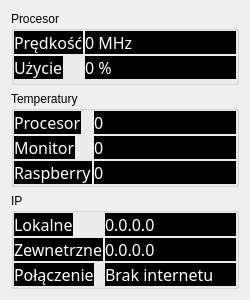
Before: the Qt Designer form ui/statystyki.ui in wiacekmarcin/js, drawn with Qt 5.
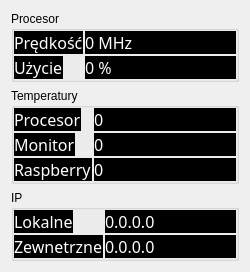
After: the same form once the commit is applied.

```diff
--- a/ui/statystyki.ui
+++ b/ui/statystyki.ui
@@ -7,7 +7,7 @@
     <x>0</x>
     <y>0</y>
     <width>250</width>
-    <height>300</height>
+    <height>270</height>
    </rect>
   </property>
   <property name="windowTitle">
@@ -336,40 +336,6 @@
         </property>
        </widget>
       </item>
-      <item row="2" column="0">
-       <widget class="QLabel" name="etConnected">
-        <property name="font">
-         <font>
-          <family>Roboto Slab ExtraLight</family>
-          <pointsize>12</pointsize>
-         </font>
-        </property>
-        <property name="styleSheet">
-         <string notr="true">color: rgb(255, 255, 255);
-background-color: rgb(0, 0, 0);</string>
-        </property>
-        <property name="text">
-         <string>Połączenie</string>
-        </property>
-       </widget>
-      </item>
-      <item row="2" column="1">
-       <widget class="QLabel" name="netstatus">
-        <property name="font">
-         <font>
-          <family>Roboto Slab ExtraLight</family>
-          <pointsize>12</pointsize>
-         </font>
-        </property>
-        <property name="styleSheet">
-         <string notr="true">color: rgb(255, 255, 255);
-background-color: rgb(0, 0, 0);</string>
-        </property>
-        <property name="text">
-         <string>Brak internetu</string>
-        </property>
-       </widget>
-      </item>
      </layout>
     </widget>
    </item>
```
